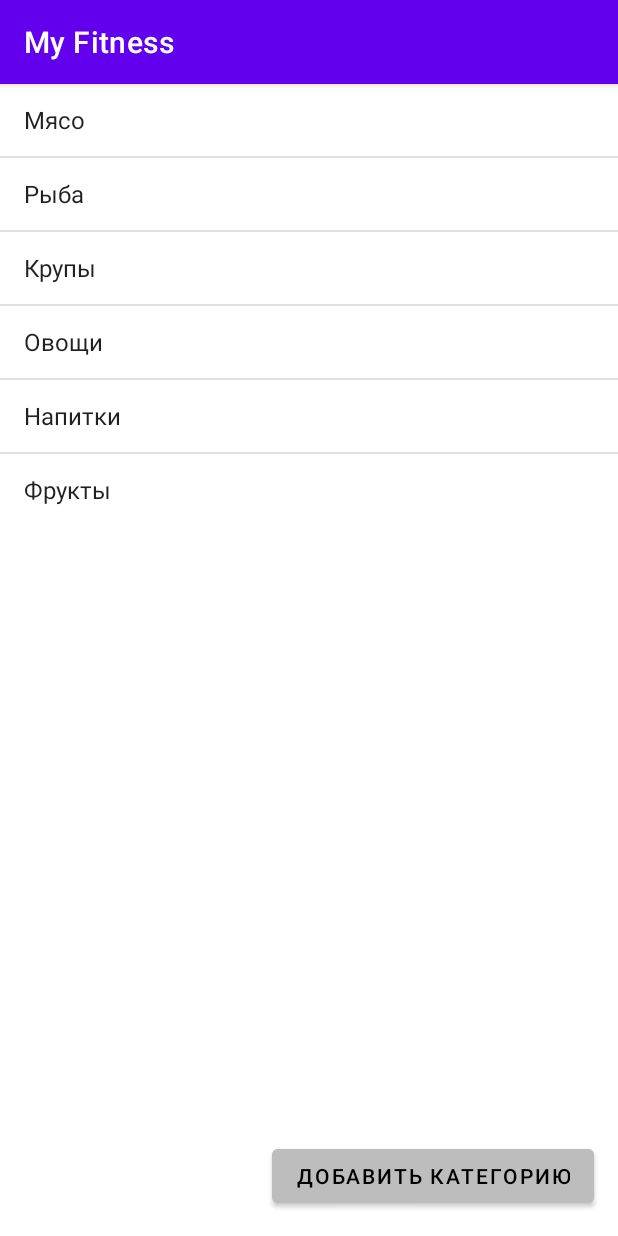
After one commit to Koles1985/My_Fitness, an Android app: the CaloriesActivity screen opened directly, with no data from a screen before it, on a phone screen of 412 x 824 dp. The commit adds this screen. Run offline under Robolectric (Android 15) with nearby library versions, the phone set to English and light mode, and no system bars.

Commit message:
add calories and listview

```diff
--- a/app/build.gradle
+++ b/app/build.gradle
@@ -25,6 +25,7 @@ android {
         sourceCompatibility JavaVersion.VERSION_1_8
         targetCompatibility JavaVersion.VERSION_1_8
     }
+
 }
 
 dependencies {
--- a/app/src/main/AndroidManifest.xml
+++ b/app/src/main/AndroidManifest.xml
@@ -14,6 +14,12 @@
         android:theme="@style/Theme.MyFitness"
         tools:targetApi="31">
         <activity
+            android:name=".AddFoodCategoryActivity"
+            android:exported="false" />
+        <activity
+            android:name=".CaloriesActivity"
+            android:exported="false" />
+        <activity
             android:name=".ProfileActivity"
             android:exported="false" />
         <activity
--- /dev/null
+++ b/app/src/main/java/com/koles/myfitness/CaloriesActivity.java
@@ -0,0 +1,40 @@
+package com.koles.myfitness;
+
+import androidx.appcompat.app.AppCompatActivity;
+
+import android.content.Intent;
+import android.os.Bundle;
+import android.widget.ArrayAdapter;
+import android.widget.Button;
+import android.widget.ListView;
+
+import java.util.ArrayList;
+import java.util.Arrays;
+import java.util.List;
+
+public class CaloriesActivity extends AppCompatActivity {
+
+    private ListView foodList;
+    private List<String> list;
+    private Button addCategoryButton;
+    @Override
+    protected void onCreate(Bundle savedInstanceState) {
+        super.onCreate(savedInstanceState);
+        setContentView(R.layout.activity_calories);
+        foodList = (ListView) findViewById(R.id.listView);
+        addCategoryButton = (Button) findViewById(R.id.button_addCategory);
+        addCategoryButton.setOnClickListener(v -> {
+            Intent intent = new Intent(this, AddFoodCategoryActivity.class);
+            startActivity(intent);
+        });
+        list = new ArrayList<>(Arrays.asList(getFoodCategoryArray()));
+        ArrayAdapter<String> adapter = new ArrayAdapter<>(this,
+                android.R.layout.simple_list_item_1, list);
+
+        foodList.setAdapter(adapter);
+    }
+
+    private String[] getFoodCategoryArray(){
+        return getResources().getStringArray(R.array.food);
+    }
+}
--- /dev/null
+++ b/app/src/main/res/layout/activity_calories.xml
@@ -0,0 +1,32 @@
+<?xml version="1.0" encoding="utf-8"?>
+<RelativeLayout xmlns:android="http://schemas.android.com/apk/res/android"
+    xmlns:app="http://schemas.android.com/apk/res-auto"
+    xmlns:tools="http://schemas.android.com/tools"
+    android:layout_width="match_parent"
+    android:layout_height="match_parent"
+    android:orientation="vertical"
+    tools:context=".CaloriesActivity">
+
+
+    <ListView
+        android:id="@+id/listView"
+        android:layout_width="match_parent"
+        android:layout_height="wrap_content"
+        android:layout_alignParentTop="true"/>
+
+    <Button
+        android:id="@+id/button_addCategory"
+        android:layout_width="wrap_content"
+        android:layout_height="wrap_content"
+        android:layout_alignParentBottom="true"
+        android:layout_alignParentRight="true"
+        android:layout_marginRight="16dp"
+        android:layout_marginBottom="16dp"
+        android:backgroundTint="@color/gray"
+        android:textSize="14sp"
+        android:text="Добавить категорию"
+        android:textColor="@color/black"/>
+
+
+
+</RelativeLayout>
--- a/app/src/main/res/values/strings.xml
+++ b/app/src/main/res/values/strings.xml
@@ -6,4 +6,14 @@
     <string name="optimal_weight">
         Оптимальный вес для вас составляет:
     </string>
+
+    <string-array name="food">
+        <item>Мясо</item>
+        <item>Рыба</item>
+        <item>Крупы</item>
+        <item>Овощи</item>
+        <item>Напитки</item>
+        <item>Фрукты</item>
+    </string-array>
+
 </resources>
```
Also changed, not shown: app/src/main/java/com/koles/myfitness/AddFoodCategoryActivity.java (added, +14 -0 lines), app/src/main/java/com/koles/myfitness/MainActivity.java (+7 -1 lines), app/src/main/res/layout/activity_add_food_category.xml (added, +9 -0 lines), app/src/main/res/layout/activity_main.xml (+55 -43 lines), app/src/main/res/layout/activity_profile.xml (+29 -4 lines).
